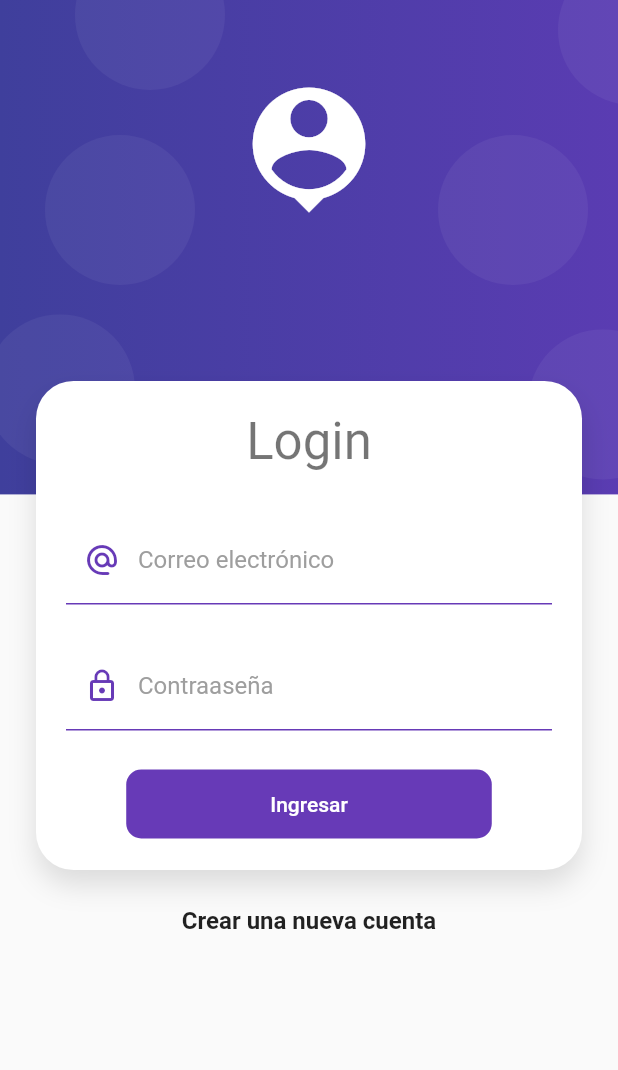
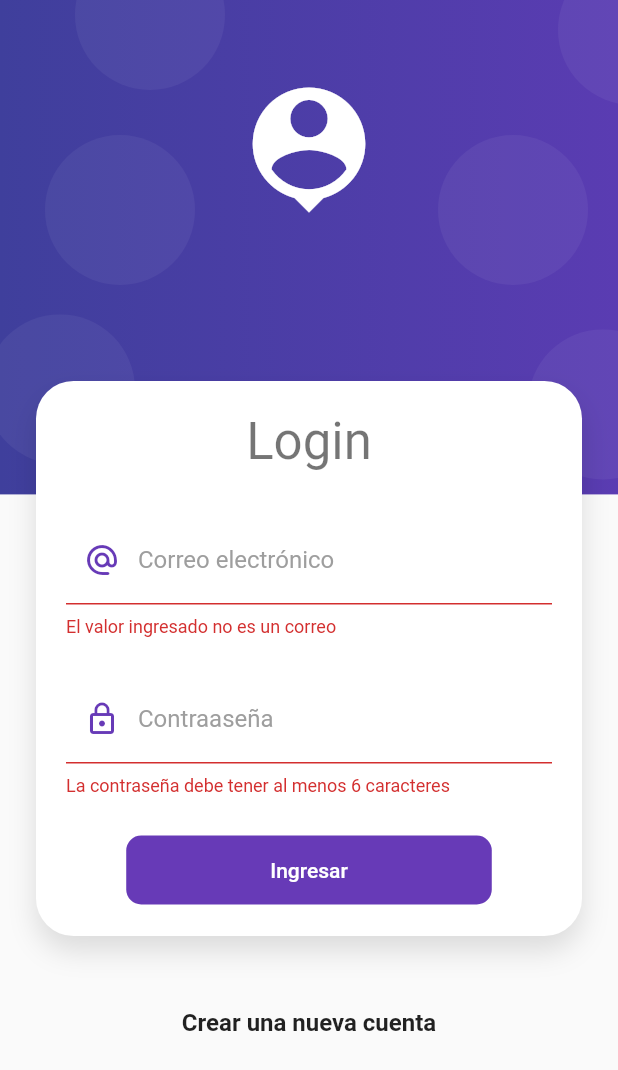
Before and after one commit to Ossyyrr/login_products, a Flutter app: the screen it shows after launch, after a tap on "Ingresar", on a phone screen of 412 x 824 dp. Shown: the top 1070 px of the screen. Run offline on Flutter 3.47's test engine with Material 2 defaults, Android fonts, the phone set to English and light mode, and no system bars.

```diff
--- /dev/null
+++ b/lib/providers/login_form_provider.dart
@@ -0,0 +1,16 @@
+import 'dart:developer';
+
+import 'package:flutter/cupertino.dart';
+
+class LoginFormProvider extends ChangeNotifier {
+  GlobalKey<FormState> formKey = GlobalKey<FormState>();
+
+  String email = '';
+  String password = '';
+
+  bool isValidForm() {
+    log((formKey.currentState?.validate() ?? false).toString());
+    log(email + ' - ' + password);
+    return formKey.currentState?.validate() ?? false;
+  }
+}
--- a/lib/screens/login_screen.dart
+++ b/lib/screens/login_screen.dart
@@ -1,6 +1,8 @@
 import 'package:flutter/material.dart';
+import 'package:productos_app/providers/login_form_provider.dart';
 import 'package:productos_app/ui/input_decorations.dart';
 import 'package:productos_app/widgets/widgets.dart';
+import 'package:provider/provider.dart';
 
 class LoginScreen extends StatelessWidget {
   const LoginScreen({Key? key}) : super(key: key);
@@ -21,17 +23,24 @@ class LoginScreen extends StatelessWidget {
                   style: Theme.of(context).textTheme.headline4,
                 ),
                 const SizedBox(height: 30),
-                const _LoginForm(),
+                ChangeNotifierProvider(
+                  create: (_) => LoginFormProvider(),
+                  child: const _LoginForm(),
+                )
               ],
             ),
           ),
-          const Text(
+          const Padding(
+            padding: EdgeInsets.all(24),
+            child: Text(
               'Crear una nueva cuenta',
               style: TextStyle(
                 fontSize: 16,
                 fontWeight: FontWeight.bold,
               ),
             ),
+          ),
+          const SizedBox(height: 30),
         ],
       ),
     )));
@@ -43,8 +52,10 @@ class _LoginForm extends StatelessWidget {
 
   @override
   Widget build(BuildContext context) {
+    final loginForm = Provider.of<LoginFormProvider>(context);
     return Form(
-        // TODO Mantener la referencia al key
+        key: loginForm.formKey,
+        autovalidateMode: AutovalidateMode.onUserInteraction,
         child: Column(
           children: [
             TextFormField(
@@ -55,6 +66,13 @@ class _LoginForm extends StatelessWidget {
                 labelText: 'Correo electrónico',
                 prefixIcon: Icons.alternate_email_rounded,
               ),
+              onChanged: (value) => loginForm.email = value,
+              validator: (value) {
+                String pattern =
+                    r'^(([^<>()[\]\\.,;:\s@\"]+(\.[^<>()[\]\\.,;:\s@\"]+)*)|(\".+\"))@((\[[0-9]{1,3}\.[0-9]{1,3}\.[0-9]{1,3}\.[0-9]{1,3}\])|(([a-zA-Z\-0-9]+\.)+[a-zA-Z]{2,}))$';
+                RegExp regExp = RegExp(pattern);
+                return regExp.hasMatch(value ?? '') ? null : 'El valor ingresado no es un correo';
+              },
             ),
             const SizedBox(height: 25),
             TextFormField(
@@ -66,11 +84,16 @@ class _LoginForm extends StatelessWidget {
                 labelText: 'Contraaseña',
                 prefixIcon: Icons.lock_outline,
               ),
+              onChanged: (value) => loginForm.password = value,
+              validator: (value) {
+                return (value != null && value.length >= 6) ? null : 'La contraseña debe tener al menos 6 caracteres';
+              },
             ),
             const SizedBox(height: 25),
             MaterialButton(
               onPressed: () {
-            // TODO
+                if (!loginForm.isValidForm()) return;
+                Navigator.pushReplacementNamed(context, 'home');
               },
               shape: RoundedRectangleBorder(borderRadius: BorderRadius.circular(10)),
               disabledColor: Colors.grey,
```
Also changed, not shown: pubspec.yaml (+4 -12 lines), pubspec.lock. Lines whose indentation alone changed are shown as unchanged.
